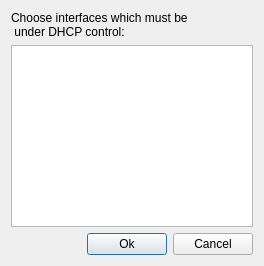
Old version of the form src/forms/dhcpclientproperty.ui in the repository Vortm4x/netemul.
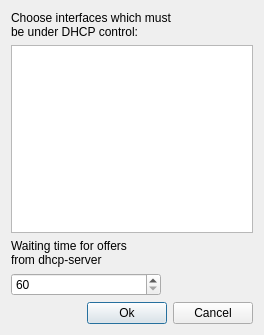
New version of the form. Icons and pictures are not drawn.

Commit message: time and dhcp

The edit to the form file:
```diff
--- a/src/forms/dhcpclientproperty.ui
+++ b/src/forms/dhcpclientproperty.ui
@@ -7,24 +7,53 @@
     <x>0</x>
     <y>0</y>
     <width>264</width>
-    <height>266</height>
+    <height>335</height>
    </rect>
   </property>
   <property name="windowTitle">
    <string>DHCP client property</string>
   </property>
-  <layout class="QVBoxLayout" name="verticalLayout">
+  <layout class="QVBoxLayout" name="verticalLayout_2">
    <item>
     <widget class="QLabel" name="label">
      <property name="text">
-      <string>Choose interfaces which must be
- under DHCP control: </string>
+      <string>Choose interfaces which must&lt;br&gt; be under DHCP control: </string>
      </property>
     </widget>
    </item>
    <item>
     <widget class="QListWidget" name="lw_interfaces"/>
    </item>
+   <item>
+    <layout class="QVBoxLayout" name="verticalLayout">
+     <item>
+      <widget class="QLabel" name="label_2">
+       <property name="text">
+        <string>Waiting time for offers&lt;br&gt; from dhcp-server</string>
+       </property>
+      </widget>
+     </item>
+     <item>
+      <widget class="QSpinBox" name="sb_offerTime">
+       <property name="maximumSize">
+        <size>
+         <width>150</width>
+         <height>16777215</height>
+        </size>
+       </property>
+       <property name="minimum">
+        <number>60</number>
+       </property>
+       <property name="maximum">
+        <number>300</number>
+       </property>
+       <property name="value">
+        <number>60</number>
+       </property>
+      </widget>
+     </item>
+    </layout>
+   </item>
    <item>
     <layout class="QHBoxLayout" name="horizontalLayout">
      <item>
```
The commit also changes 12 other files.
